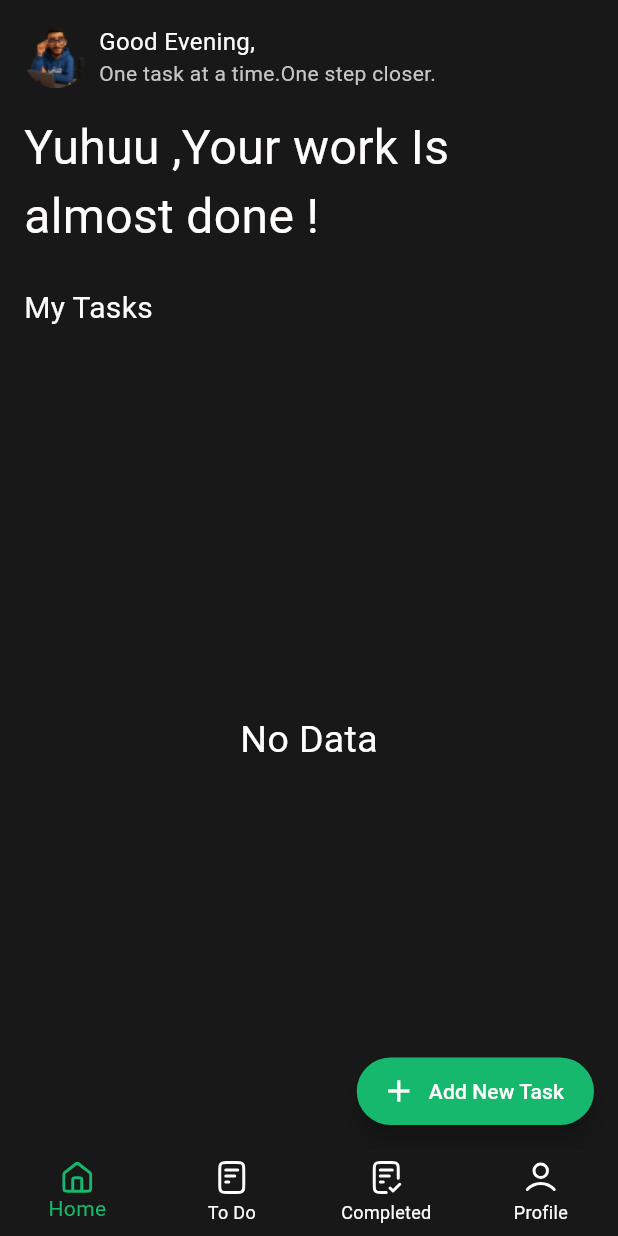
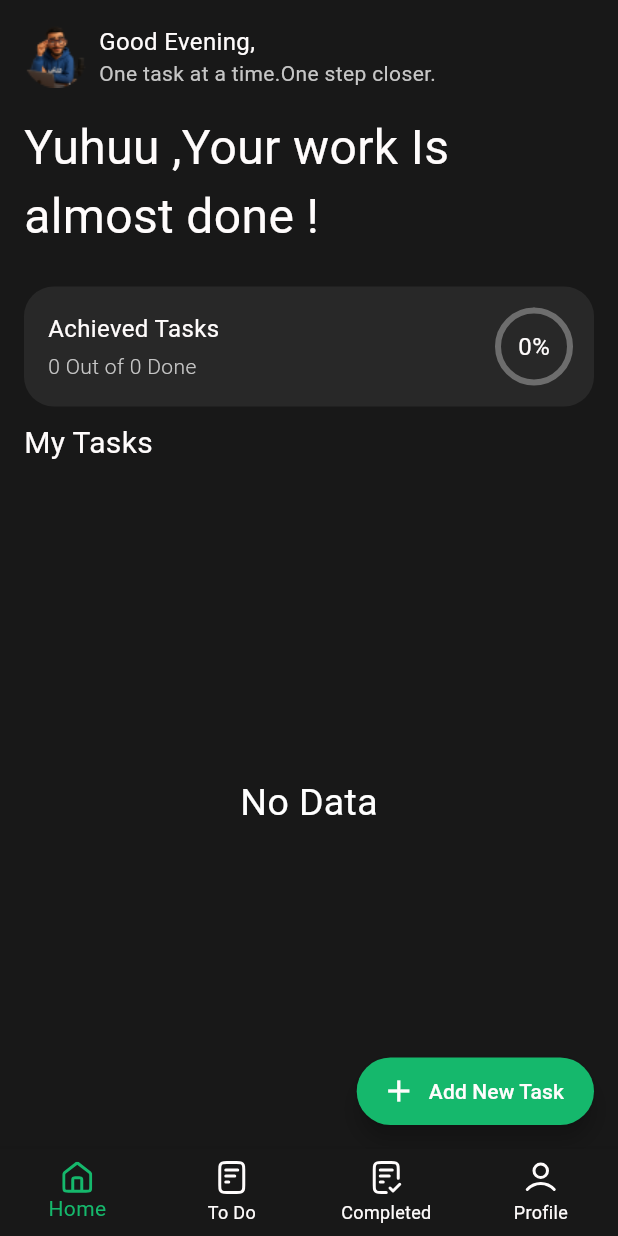
Before and after one commit to AhmedGodaWa/tasky, a Flutter app: the MainScreen screen opened directly, on a phone screen of 412 x 824 dp. Run offline on Flutter 3.47's test engine with Material 3 defaults, Android fonts, the phone set to English and light mode, and no system bars; our stand-ins replace flutter_svg, shared_preferences; accounts and stored records are empty.

Commit message:
feat: display achieved tasks statistics

```diff
--- a/lib/screens/home_screen.dart
+++ b/lib/screens/home_screen.dart
@@ -1,17 +1,20 @@
-
 import 'package:flutter/material.dart';
 import 'package:shared_preferences/shared_preferences.dart';
 import 'package:tasky/models/task_model.dart';
 import 'package:tasky/screens/add_task_screen.dart';
+import 'package:tasky/widgets/achieved_tasks_card.dart';
 import 'package:tasky/widgets/task_list.dart';
 
 class HomeScreen extends StatefulWidget {
-  const HomeScreen({super.key, required this.tasks, required this.onChanged});
+  const HomeScreen({
+    super.key,
+    required this.tasks,
+    required this.onChanged,
+    required this.onTaskAdded,
+  });
   final List<TaskModel> tasks;
-  final void Function(
-  TaskModel,
-  bool?,
-) onChanged;
+  final void Function(TaskModel, bool?) onChanged;
+  final Future<void> Function() onTaskAdded;
 
   @override
   State<HomeScreen> createState() => _HomeScreenState();
@@ -41,19 +44,24 @@ class _HomeScreenState extends State<HomeScreen> {
 
   @override
   Widget build(BuildContext context) {
+    final totalTasks = widget.tasks.length;
+    final completedTasks = widget.tasks
+        .where((task) => task.isCompleted)
+        .length;
+    final progress = totalTasks == 0 ? 0.0 : completedTasks / totalTasks;
+    final percentage = (progress * 100).toInt();
+
     return Scaffold(
-      // backgroundColor: const Color(0xFF181818),
       floatingActionButton: SizedBox(
         height: 45,
-        //width: 167,
         child: FloatingActionButton.extended(
           onPressed: () async {
             final result = await Navigator.push(
               context,
               MaterialPageRoute(builder: (_) => const AddTaskScreen()),
             );
-            if (result != null && result == true) {
-              // await _loadTasks();
+            if (result == true) {
+              await widget.onTaskAdded();
             }
           },
           backgroundColor: const Color(0xFF15B86C),
@@ -107,6 +115,14 @@ class _HomeScreenState extends State<HomeScreen> {
               ),
 
               const SizedBox(height: 24),
+
+              AchievedTasksCard(
+                completedTasks: completedTasks,
+                totalTasks: totalTasks,
+                progress: progress,
+                percentage: percentage,
+              ),
+              const SizedBox(height: 10),
               Expanded(
                 child: Column(
                   crossAxisAlignment: CrossAxisAlignment.start,
@@ -116,7 +132,7 @@ class _HomeScreenState extends State<HomeScreen> {
                       style: TextStyle(fontSize: 20, color: Color(0xFFFFFCFC)),
                     ),
 
-                    const SizedBox(height: 16),
+                    const SizedBox(height: 10),
                     Expanded(
                       child: isLoading
                           ? const Center(
@@ -124,7 +140,7 @@ class _HomeScreenState extends State<HomeScreen> {
                                 color: Color(0xFF15B86C),
                               ),
                             )
-                          :widget. tasks.isEmpty
+                          : widget.tasks.isEmpty
                           ? const Center(
                               child: Text(
                                 'No Data',
@@ -135,8 +151,8 @@ class _HomeScreenState extends State<HomeScreen> {
                               ),
                             )
                           : TaskList(
-                              tasks: widget. tasks,
-                              onChanged: widget.onChanged
+                              tasks: widget.tasks,
+                              onChanged: widget.onChanged,
                             ),
                     ),
                   ],
--- a/lib/screens/main_screen.dart
+++ b/lib/screens/main_screen.dart
@@ -74,7 +74,11 @@ class _MainScreenState extends State<MainScreen> {
   @override
   Widget build(BuildContext context) {
     final screens = [
-      HomeScreen(tasks: tasks, onChanged: _onTaskChanged),
+      HomeScreen(
+        tasks: tasks,
+        onChanged: _onTaskChanged,
+        onTaskAdded: _loadTasks,
+      ),
       TodoScreen(tasks: tasks, onChanged: _onTaskChanged),
       CompleteScreen(tasks: tasks, onChanged: _onTaskChanged),
       const ProfileScreen(),
--- /dev/null
+++ b/lib/widgets/achieved_tasks_card.dart
@@ -0,0 +1,82 @@
+import 'dart:math';
+
+import 'package:flutter/material.dart';
+
+class AchievedTasksCard extends StatelessWidget {
+  const AchievedTasksCard({
+    super.key,
+    required this.completedTasks,
+    required this.totalTasks,
+    required this.progress,
+    required this.percentage,
+  });
+
+  final int completedTasks;
+  final int totalTasks;
+  final double progress;
+  final int percentage;
+
+  @override
+  Widget build(BuildContext context) {
+    return Container(
+      width: double.infinity,
+      padding: const EdgeInsets.all(16),
+      decoration: BoxDecoration(
+        color: const Color(0xFF282828),
+        borderRadius: BorderRadius.circular(20),
+      ),
+      child: Row(
+        mainAxisAlignment: MainAxisAlignment.spaceBetween,
+        children: [
+          Column(
+            crossAxisAlignment: CrossAxisAlignment.start,
+            children: [
+              const Text(
+                'Achieved Tasks',
+                style: TextStyle(
+                  color: Color(0xFFFFFCFC),
+                  fontSize: 16,
+                  fontWeight: FontWeight.w400,
+                ),
+              ),
+              const SizedBox(height: 4),
+              Text(
+                '$completedTasks Out of $totalTasks Done',
+                style: const TextStyle(
+                  color: Color(0xFFC6C6C6),
+                  fontSize: 14,
+                  fontWeight: FontWeight.w300,
+                ),
+              ),
+            ],
+          ),
+          Stack(
+            alignment: Alignment.center,
+            children: [
+              Transform.rotate(
+                angle: -pi / 2,
+                child: SizedBox(
+                  height: 48,
+                  width: 48,
+                  child: CircularProgressIndicator(
+                    value: progress,
+                    backgroundColor: const Color(0xFF6D6D6D),
+                    color: const Color(0xFF15B86C),
+                    strokeWidth: 4,
+                  ),
+                ),
+              ),
+              Text(
+                '$percentage%',
+                style: const TextStyle(
+                  fontSize: 16,
+                  color: Color(0xFFFFFCFC),
+                ),
+              ),
+            ],
+          ),
+        ],
+      ),
+    );
+  }
+}
```
